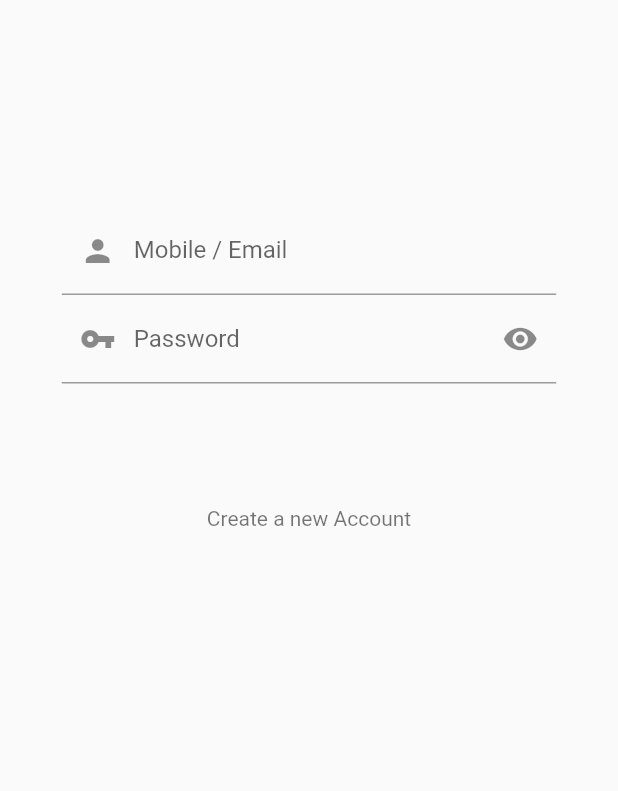
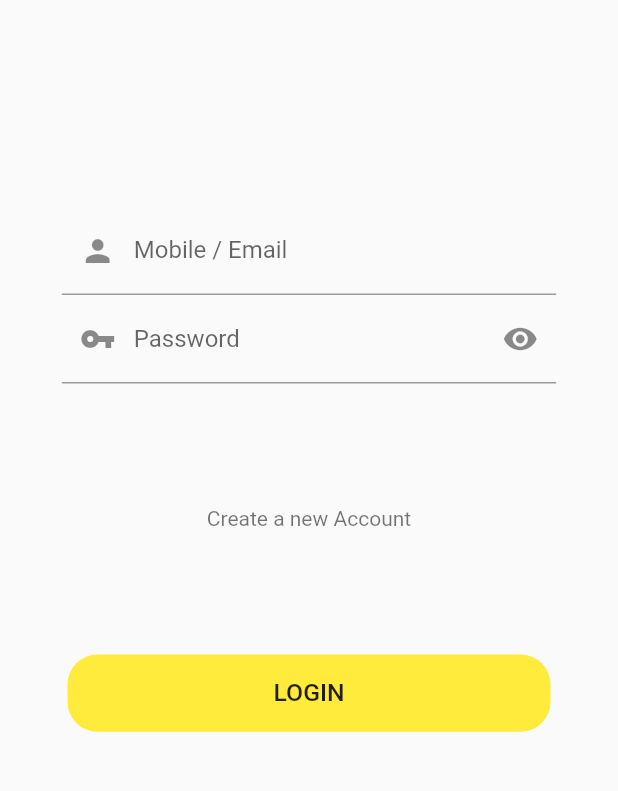
Before and after one commit to IshtiaqAhmadRion/ghuri_test_app, a Flutter app: the screen it shows after launch, on a phone screen of 412 x 824 dp, the part 154-945 px from its top. Run offline on Flutter 3.47's test engine with Material 2 defaults, Android fonts, the phone set to English and light mode, and no system bars.

Commit message:
screens created

```diff
--- a/lib/routes.dart
+++ b/lib/routes.dart
@@ -2,11 +2,17 @@
 
 
 
+
+
 import 'package:flutter/cupertino.dart';
+import 'package:ghuri_test_app/screens/home/home_screen.dart';
 import 'package:ghuri_test_app/screens/login/login_screen.dart';
+import 'package:ghuri_test_app/screens/registration/registration_screen.dart';
 import 'package:ghuri_test_app/screens/splash/splash_screen.dart';
 
 final Map<String, WidgetBuilder>routes = {
   SplashScreen.routeName:(context)=>SplashScreen(),
   LoginScreen.routeName:(context)=>LoginScreen(),
+  RegScreen.routeName:(context)=>RegScreen(),
+  HomePage.routeName:(context)=>HomePage(),
 };
--- /dev/null
+++ b/lib/screens/home/components/body.dart
@@ -0,0 +1,15 @@
+// ignore_for_file: avoid_unnecessary_containers, prefer_const_constructors
+
+import 'package:flutter/material.dart';
+
+class Body extends StatelessWidget {
+  const Body({Key? key}) : super(key: key);
+
+  @override
+  Widget build(BuildContext context) {
+    return Center(
+        child: Container(
+      child: Text("Home Page"),
+    ));
+  }
+}
--- a/lib/screens/login/component/body.dart
+++ b/lib/screens/login/component/body.dart
@@ -1,11 +1,31 @@
-// ignore_for_file: prefer_const_constructors, avoid_unnecessary_containers, prefer_const_literals_to_create_immutables, unused_local_variable, camel_case_types
+// ignore_for_file: prefer_const_constructors, avoid_unnecessary_containers, prefer_const_literals_to_create_immutables, unused_local_variable, camel_case_types, deprecated_member_use
+
+import 'dart:convert';
 
 import 'package:flutter/material.dart';
-
+import 'package:ghuri_test_app/screens/home/home_screen.dart';
+import 'package:ghuri_test_app/screens/registration/registration_screen.dart';
+import 'package:http/http.dart' as http;
 import 'login_form.dart';
 
-class Body extends StatelessWidget {
+class Body extends StatefulWidget {
   const Body({Key? key}) : super(key: key);
+
+  @override
+  State<Body> createState() => _BodyState();
+}
+
+class _BodyState extends State<Body> {
+ Future getUserDate() async {
+    var response =
+        await http.get(Uri.https("jsonplaceholder.typicode.com", 'users'));
+    var jsonDate = jsonDecode(response.body);
+    List<User> users = [];
+    for (var u in jsonDate) {
+      User user = User(u["name"], u["email"], u["userNmae"]);
+      users.add(user);
+    }
+  }
 
   @override
   Widget build(BuildContext context) {
@@ -29,17 +49,50 @@ class Body extends StatelessWidget {
             SizedBox(
               height: screenHeight / 10,
             ),
-            GestureDetector(
-              onTap: () {
-
-              },
+            CreateNewAccount(),
+            SizedBox(
+              height: screenHeight / 10,
+            ),
+            FlatButton(
+              height: screenWidth / 8,
+              padding: EdgeInsets.symmetric(horizontal: screenWidth / 3),
+              shape: RoundedRectangleBorder(
+                  borderRadius: BorderRadius.circular(20)),
+              onPressed: () => Navigator.pushNamed(context, HomePage.routeName),
+              color: Colors.yellow,
               child: Text(
-                "Create a new Account",
-                style: TextStyle(color: Colors.black54),
+                "LOGIN",
+                style: TextStyle(
+                  fontSize: screenWidth / 25,
+                  color: Colors.black87,
+                ),
               ),
-            ),
+            )
           ],
         ),
+      ),
+    );
+  }
+}
+
+class User {
+  final String name, email, userNmae;
+
+  User(this.name, this.email, this.userNmae);
+}
+
+class CreateNewAccount extends StatelessWidget {
+  const CreateNewAccount({
+    Key? key,
+  }) : super(key: key);
+
+  @override
+  Widget build(BuildContext context) {
+    return GestureDetector(
+      onTap: () => Navigator.pushNamed(context, RegScreen.routeName),
+      child: Text(
+        "Create a new Account",
+        style: TextStyle(color: Colors.black54),
       ),
     );
   }
--- /dev/null
+++ b/lib/screens/registration/component/body.dart
@@ -0,0 +1,16 @@
+// ignore_for_file: avoid_unnecessary_containers, prefer_const_constructors
+
+import 'package:flutter/material.dart';
+
+class Body extends StatelessWidget {
+  const Body({Key? key}) : super(key: key);
+
+  @override
+  Widget build(BuildContext context) {
+    return Center(
+      child: Container(
+        child: Text("Registration Screen "),
+      ),
+    );
+  }
+}
```
Also changed, not shown: lib/screens/home/home_screen.dart (added, +16 -0 lines), lib/screens/registration/registration_screen.dart (added, +16 -0 lines), pubspec.yaml (+4 -11 lines), pubspec.lock.
